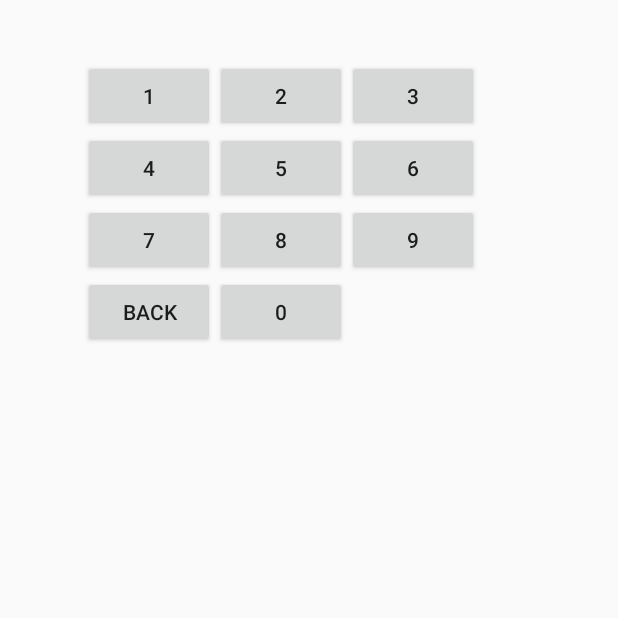
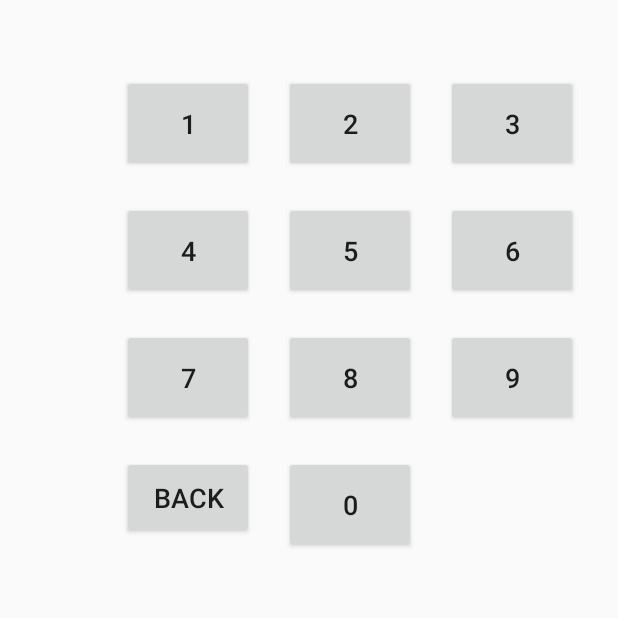
Before and after one commit to bphermansson/LgMqttremote, an Android app: the keypad screen opened directly, with no data from a screen before it, on a phone screen of 412 x 824 dp, the top half of it. Run offline under Robolectric (Android 15) with nearby library versions, the phone set to English and light mode, and no system bars.

Commit message:
Keypad fixed and working

```diff
--- a/app/src/main/res/layout/keypad.xml
+++ b/app/src/main/res/layout/keypad.xml
@@ -10,7 +10,18 @@
         android:layout_height="wrap_content"
         android:layout_marginStart="55dp"
         android:id="@+id/row1">
-
+        <Button
+            android:layout_width="wrap_content"
+            android:layout_height="wrap_content"
+            android:text="2"
+            android:id="@+id/btn2"
+            android:enabled="true"
+            android:onClick="keypadbtnClick"
+            android:layout_centerHorizontal="true"
+            android:padding="20dp"
+            android:textSize="18sp"
+            android:layout_margin="10dp"
+            />
         <Button
             android:layout_height="wrap_content"
             android:text="1"
@@ -18,15 +29,10 @@
             android:enabled="true"
             android:onClick="keypadbtnClick"
             android:layout_width="wrap_content"
-            />
-        <Button
-            android:layout_width="wrap_content"
-            android:layout_height="wrap_content"
-            android:text="2"
-            android:id="@+id/btn2"
-            android:enabled="true"
-            android:onClick="keypadbtnClick"
-            android:layout_toEndOf="@id/btn1"
+            android:padding="20dp"
+            android:textSize="18sp"
+            android:layout_margin="10dp"
+            android:layout_toStartOf="@id/btn2"
             />
         <Button
             android:layout_width="wrap_content"
@@ -36,7 +42,9 @@
             android:enabled="true"
             android:onClick="keypadbtnClick"
             android:layout_toEndOf="@id/btn2"
-            android:layout_centerHorizontal="true" />
+            android:padding="20dp"
+            android:textSize="18sp"
+            android:layout_margin="10dp"/>
     </RelativeLayout>
 
     <RelativeLayout
@@ -48,22 +56,30 @@
         android:layout_marginStart="55dp"
         >
         <Button
+            android:layout_width="wrap_content"
+            android:layout_height="wrap_content"
+            android:text="5"
+            android:id="@+id/btn5"
+            android:enabled="true"
+            android:onClick="keypadbtnClick"
+            android:layout_centerHorizontal="true"
+            android:padding="20dp"
+            android:textSize="18sp"
+            android:layout_margin="10dp"
+            />
+        <Button
             android:layout_height="wrap_content"
             android:text="4"
             android:id="@+id/btn4"
             android:enabled="true"
             android:onClick="keypadbtnClick"
             android:layout_width="wrap_content"
+            android:padding="20dp"
+            android:textSize="18sp"
+            android:layout_margin="10dp"
+            android:layout_toStartOf="@id/btn5"
             />
-        <Button
-            android:layout_width="wrap_content"
-            android:layout_height="wrap_content"
-            android:text="5"
-            android:id="@+id/btn5"
-            android:enabled="true"
-            android:onClick="keypadbtnClick"
-            android:layout_toEndOf="@id/btn4"
-            />
+
         <Button
             android:layout_width="wrap_content"
             android:layout_height="wrap_content"
@@ -72,6 +88,9 @@
             android:enabled="true"
             android:onClick="keypadbtnClick"
             android:layout_toEndOf="@id/btn5"
+            android:padding="20dp"
+            android:textSize="18sp"
+            android:layout_margin="10dp"
             />
         \>
     </RelativeLayout>
@@ -84,21 +103,28 @@
         android:layout_marginStart="55dp"
         >
         <Button
+            android:layout_width="wrap_content"
+            android:layout_height="wrap_content"
+            android:text="8"
+            android:id="@+id/btn8"
+            android:enabled="true"
+            android:onClick="keypadbtnClick"
+            android:layout_centerHorizontal="true"
+            android:padding="20dp"
+            android:textSize="18sp"
+            android:layout_margin="10dp"
+            />
+        <Button
             android:layout_height="wrap_content"
             android:text="7"
             android:id="@+id/btn7"
             android:enabled="true"
             android:onClick="keypadbtnClick"
             android:layout_width="wrap_content"
-            />
-        <Button
-            android:layout_width="wrap_content"
-            android:layout_height="wrap_content"
-            android:text="8"
-            android:id="@+id/btn8"
-            android:enabled="true"
-            android:onClick="keypadbtnClick"
-            android:layout_toEndOf="@id/btn7"
+            android:padding="20dp"
+            android:textSize="18sp"
+            android:layout_margin="10dp"
+            android:layout_toStartOf="@id/btn8"
             />
         <Button
             android:layout_width="wrap_content"
@@ -108,6 +134,9 @@
             android:enabled="true"
             android:onClick="keypadbtnClick"
             android:layout_toEndOf="@id/btn8"
+            android:padding="20dp"
+            android:textSize="18sp"
+            android:layout_margin="10dp"
             />
         \>
 
@@ -120,6 +149,19 @@
         android:layout_marginStart="55dp"
         >
 
+    <Button
+        android:layout_width="wrap_content"
+        android:layout_height="wrap_content"
+        android:text="0"
+        android:id="@+id/btn0"
+        android:enabled="true"
+        android:onClick="keypadbtnClick"
+        android:layout_centerHorizontal="true"
+        android:padding="20dp"
+        android:textSize="18sp"
+        android:layout_margin="10dp"
+        />
+
         <Button
             android:layout_width="wrap_content"
             android:layout_height="wrap_content"
@@ -127,17 +169,11 @@
             android:id="@+id/btnback"
             android:enabled="true"
             android:onClick="keypadbtnClick"
-
+            android:padding="15dp"
+            android:textSize="18sp"
+            android:layout_margin="10dp"
+            android:layout_toStartOf="@id/btn0"
             />
-    <Button
-        android:layout_width="wrap_content"
-        android:layout_height="wrap_content"
-        android:text="0"
-        android:id="@+id/btn0"
-        android:enabled="true"
-        android:onClick="keypadbtnClick"
-        android:layout_toEndOf="@id/btnback"
-        />
     \>
     </RelativeLayout>
 
```
Also changed, not shown: app/src/main/java/nu/paheco/patrik/LgTvRemote/MainActivity.java (+13 -1 lines), app/src/main/java/nu/paheco/patrik/LgTvRemote/keypad.java (+10 -34 lines), app/src/main/java/nu/paheco/patrik/LgTvRemote/sendcode.java (+6 -2 lines).
